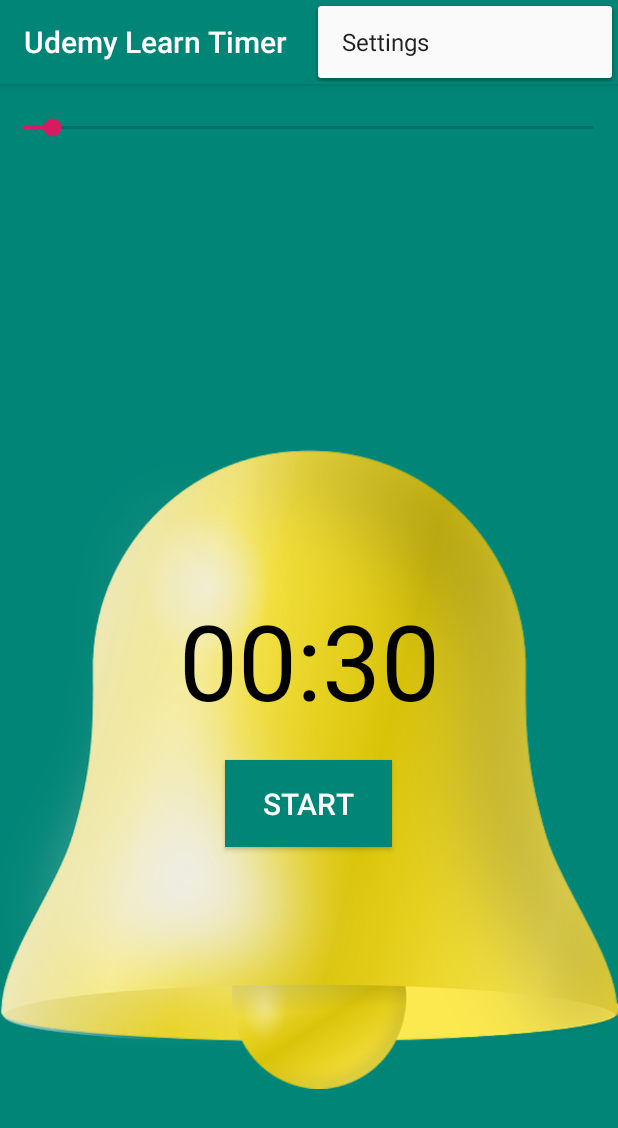
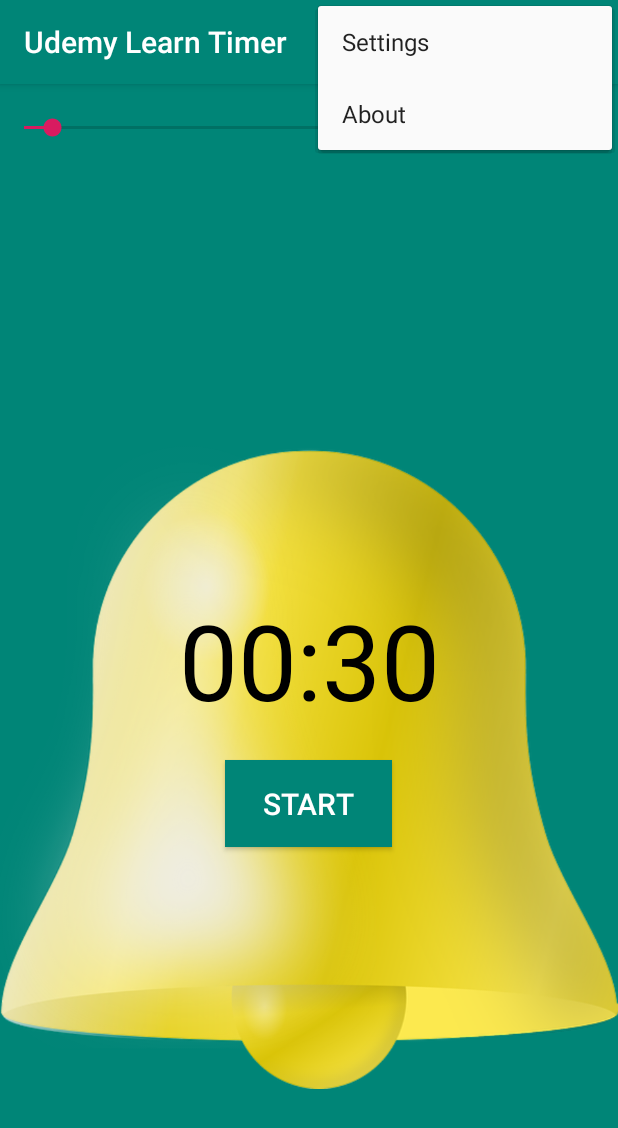
Before and after one commit to ildarsaribzhanov/LearnAndroid_Timer, an Android app: the screen it shows after launch (MainActivity), with the options menu open, on a phone screen of 412 x 824 dp. Shown: the top 1128 px of the screen. Run offline under Robolectric (Android 15) with nearby library versions, the phone set to English and light mode, and no system bars.

Commit message:
[Add] about nav menu item

```diff
--- a/app/src/main/res/menu/timer_menu.xml
+++ b/app/src/main/res/menu/timer_menu.xml
@@ -3,7 +3,13 @@
     xmlns:app="http://schemas.android.com/apk/res-auto">
     <item
         android:id="@+id/action_settings"
+        android:orderInCategory="100"
         android:title="Settings"
-        android:orderInCategory="100"
-        app:showAsAction="never"/>
+        app:showAsAction="never" />
+
+    <item
+        android:id="@+id/action_about"
+        android:orderInCategory="102"
+        android:title="About"
+        app:showAsAction="never" />
 </menu>
```
